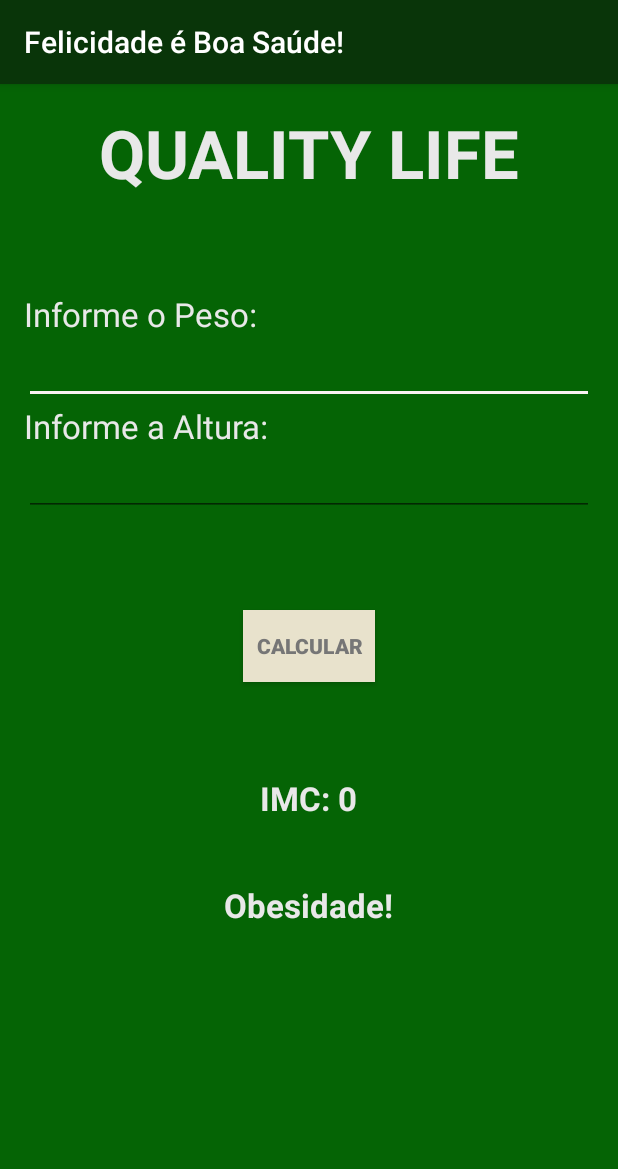
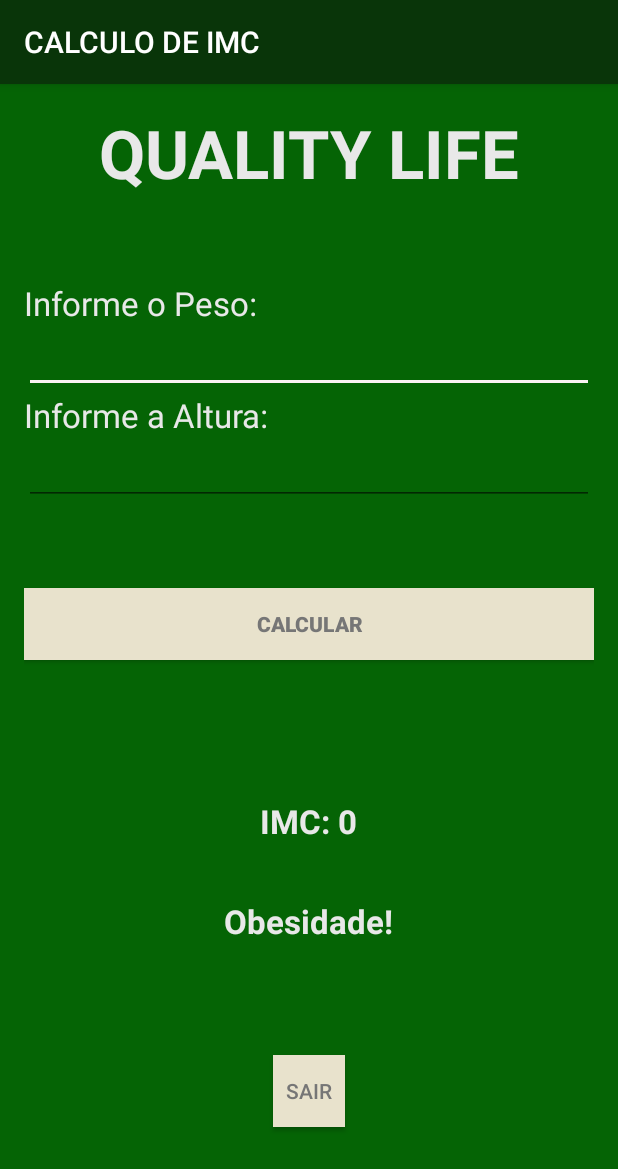
Before and after one commit to Pronatec-Unit/AlertSee, an Android app: the screen it shows after launch (MainActivity), after a tap on "CALCULAR", on a phone screen of 412 x 824 dp. Shown: the top 1169 px of the screen. Run offline under Robolectric (Android 15) with nearby library versions, the phone set to English and light mode, and no system bars; 2 statements that could not run were skipped.

Commit message:
Atualizacao_Quality_Life
Atualizacao_App

```diff
--- a/app/src/main/java/com/example/jesse/aplicativoq/MainActivity.java
+++ b/app/src/main/java/com/example/jesse/aplicativoq/MainActivity.java
@@ -1,56 +1,115 @@
 package com.example.jesse.aplicativoq;
 
+import android.content.Intent;
+import android.os.Bundle;
 import android.support.v7.app.AppCompatActivity;
-import android.os.Bundle;
+import android.util.Log;
+import android.view.Menu;
 import android.view.View;
 import android.widget.Button;
-import android.content.Intent;
+import android.widget.EditText;
 import android.widget.TextView;
 
 public class MainActivity extends AppCompatActivity {
+
+    EditText EditPeso;
+    EditText EditAltura;
+
+    int counter = 0;
 
     @Override
     protected void onCreate(Bundle savedInstanceState) {
         super.onCreate(savedInstanceState);
         setContentView(R.layout.activity_main);
 
+        IniciaSplash();
+
         final float[] climc = new float[1];
+
         Button botaoCalcular = (Button) findViewById(R.id.botaoCalcular);
-        botaoCalcular.setOnClickListener(new View.OnClickListener(){
-            @Override
-            public void onClick(View v){
-                TextView editPeso = (TextView) findViewById(R.id.editPeso);
-                TextView editAltura = (TextView) findViewById(R.id.editAltura);
+        botaoCalcular.setOnClickListener(new View.OnClickListener() {
+
+            public void onClick(View v) {
+                EditPeso = (EditText) findViewById(R.id.EditPeso);
+                EditAltura = (EditText) findViewById(R.id.EditAltura);
                 TextView textViewResultado = (TextView) findViewById(R.id.textViewResultado);
-                TextView textViewDescricao = (TextView) findViewById(R.id.textViewDescricao);
-                float peso = Float.parseFloat(editPeso.getText().toString());
-                float altura = Float.parseFloat(editAltura.getText().toString());
-                climc[0] = peso / (altura*altura);
-                if (climc[0]<18.5){
-                    textViewResultado.setText("IMC: "+Math.round(climc[0]));
-                    textViewDescricao.setText("Baixo Peso!");
-                }
-                else{
-                    if (climc[0]<25){
-                        textViewResultado.setText("IMC: "+Math.round(climc[0]));
-                        textViewDescricao.setText("Peso Ideal!");
+                final TextView textViewDescricao = (TextView) findViewById(R.id.textViewDescricao);
+                float peso = Float.parseFloat(EditPeso.getText().toString());
+                float altura = Float.parseFloat(EditAltura.getText().toString());
+                climc[0] = peso / (altura * altura);
+
+                EditPeso.setOnFocusChangeListener(new View.OnFocusChangeListener() {
+                    public void onFocusChange(View v, boolean hasFocus) {
+                        if (EditPeso.getText().length() == 0) {
+                            textViewDescricao.setError("Campo Obrigatório!");
+                        }
                     }
-                    else{
-                        if (climc[0]<30){
-                            textViewResultado.setText("IMC: "+Math.round(climc[0]));
-                            textViewDescricao.setText("Sobrepeso!");
+                });
+                EditAltura.setOnFocusChangeListener(new View.OnFocusChangeListener() {
+                    public void onFocusChange(View v, boolean hasFocus) {
+                        if (EditAltura.getText().length() == 0) {
+                            textViewDescricao.setError("Campo Obrigatório!");
                         }
-                        else{
-                            textViewResultado.setText("IMC: "+Math.round(climc[0]));
-                            textViewDescricao.setText("Obesidade!");
-                            }
+                    }
+                });
 
 
+
+                if (climc[0] < 18.5) {
+                    textViewResultado.setText("IMC: " + Math.round(climc[0]));
+                    textViewDescricao.setText("Baixo Peso!");
+                } else {
+                    if (climc[0] < 25) {
+                        textViewResultado.setText("IMC: " + Math.round(climc[0]));
+                        textViewDescricao.setText("Peso Ideal!");
+                    } else {
+                        if (climc[0] < 30) {
+                            textViewResultado.setText("IMC: " + Math.round(climc[0]));
+                            textViewDescricao.setText("Sobrepeso!");
+                        } else {
+                            textViewResultado.setText("IMC: " + Math.round(climc[0]));
+                            textViewDescricao.setText("Obesidade!");
                         }
+
 
                     }
 
+
+                }
+
+
             }
+
         });
+
+    }
+    private void IniciaSplash() {
+        setContentView(R.layout.activity_main);
+
+        new Thread(new Runnable() {
+            @Override
+            public void run() {
+
+                counter ++;
+                try{
+                    while (counter==1||counter<=2){
+                        Thread.sleep(1000);
+                        counter++;
+
+                        Log.e("Counter =",Integer.toString(counter));
+                    }
+                }catch (InterruptedException e){
+                    e.printStackTrace();
+                }
+                if (counter==20){
+                    Intent it = new Intent(MainActivity.this,Menu.class);
+                    startActivity(it);
+
+                    counter++;
+
+                    Log.e("Counter =",Integer.toString(counter));
+                }
+            }
+        }).start();
     }
 }
--- a/app/src/main/res/layout/activity_main.xml
+++ b/app/src/main/res/layout/activity_main.xml
@@ -48,8 +48,11 @@
         <EditText
             android:layout_width="match_parent"
             android:layout_height="wrap_content"
-            android:id="@+id/editPeso"
-            android:inputType="none" />
+            android:id="@+id/EditPeso"
+            android:inputType="numberDecimal"
+            android:textColor="#D2691E"
+            android:textStyle="bold"
+            android:layout_gravity="center_horizontal"/>
 
         <TextView
             android:layout_width="wrap_content"
@@ -62,8 +65,11 @@
         <EditText
             android:layout_width="match_parent"
             android:layout_height="wrap_content"
-            android:id="@+id/editAltura"
-            android:inputType="none" />
+            android:id="@+id/EditAltura"
+            android:inputType="numberDecimal"
+            android:textColor="#D2691E"
+            android:textStyle="bold"
+            android:layout_gravity="center_horizontal"/>
 
         <FrameLayout
             android:layout_width="match_parent"
@@ -71,19 +77,20 @@
             android:layout_weight="0.15"/>
 
         <Button
-            android:layout_width="wrap_content"
+            android:layout_width="match_parent"
             android:layout_height="wrap_content"
             android:text="@string/calcular"
             android:id="@+id/botaoCalcular"
             android:layout_gravity="center_horizontal"
             android:background="#e8e2cc"
             android:textColor="#767676"
-            android:textStyle="bold" />
+            android:textStyle="bold"
+            android:onClick="botaoCalcular" />
 
         <FrameLayout
             android:layout_width="match_parent"
             android:layout_height="0dp"
-            android:layout_weight="0.15"></FrameLayout>
+            android:layout_weight="0.25"/>
 
         <TextView
             android:layout_width="wrap_content"
@@ -98,7 +105,7 @@
         <FrameLayout
             android:layout_width="match_parent"
             android:layout_height="0dp"
-            android:layout_weight="0.10"></FrameLayout>
+            android:layout_weight="0.10"/>
 
         <TextView
             android:layout_width="wrap_content"
@@ -110,5 +117,21 @@
             android:textColor="#e8e8e8"
             android:textStyle="bold" />
 
+        <FrameLayout
+            android:layout_width="match_parent"
+            android:layout_height="0dp"
+            android:layout_weight="0.20"/>
+
+        <Button
+            style="?android:attr/buttonStyleSmall"
+            android:layout_width="wrap_content"
+            android:layout_height="wrap_content"
+            android:text="@string/Sair"
+            android:id="@+id/botaoSair"
+            android:layout_gravity="center_horizontal"
+            android:background="#e8e2cc"
+            android:textColor="#767676"
+            android:onClick="botaoSair" />
+
     </LinearLayout>
 </RelativeLayout>
--- a/app/src/main/res/values/strings.xml
+++ b/app/src/main/res/values/strings.xml
@@ -1,7 +1,9 @@
 <resources>
-    <string name="app_name"> Felicidade é Boa Saúde!</string>
+    <string name="app_name"> CALCULO DE IMC</string>
     <string name="calcular">CALCULAR</string>
     <string name="informe_a_altura">Informe a Altura:</string>
     <string name="informe_o_peso">Informe o Peso:</string>
     <string name="quality_life">QUALITY LIFE</string>
+    <string name="sair">SAIR</string>
+    <string name="Sair">SAIR</string>
 </resources>
```
Also changed, not shown: app/src/main/AndroidManifest.xml (+9 -1 lines), app/src/main/java/com/example/jesse/aplicativoq/WriteActivity.java (added, +13 -0 lines), app/src/main/res/layout/activity_write.xml (added, +13 -0 lines), app/src/main/res/mipmap-hdpi/icon_balanca.png (added), app/src/main/res/mipmap-hdpi/telagreen.jpg (added).
